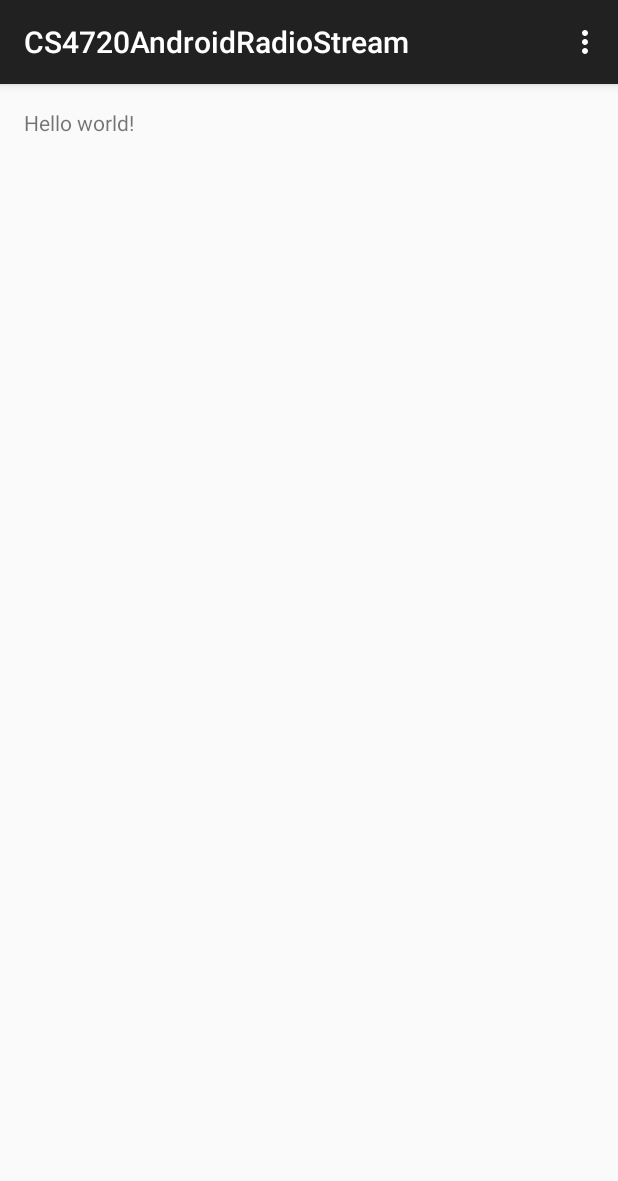
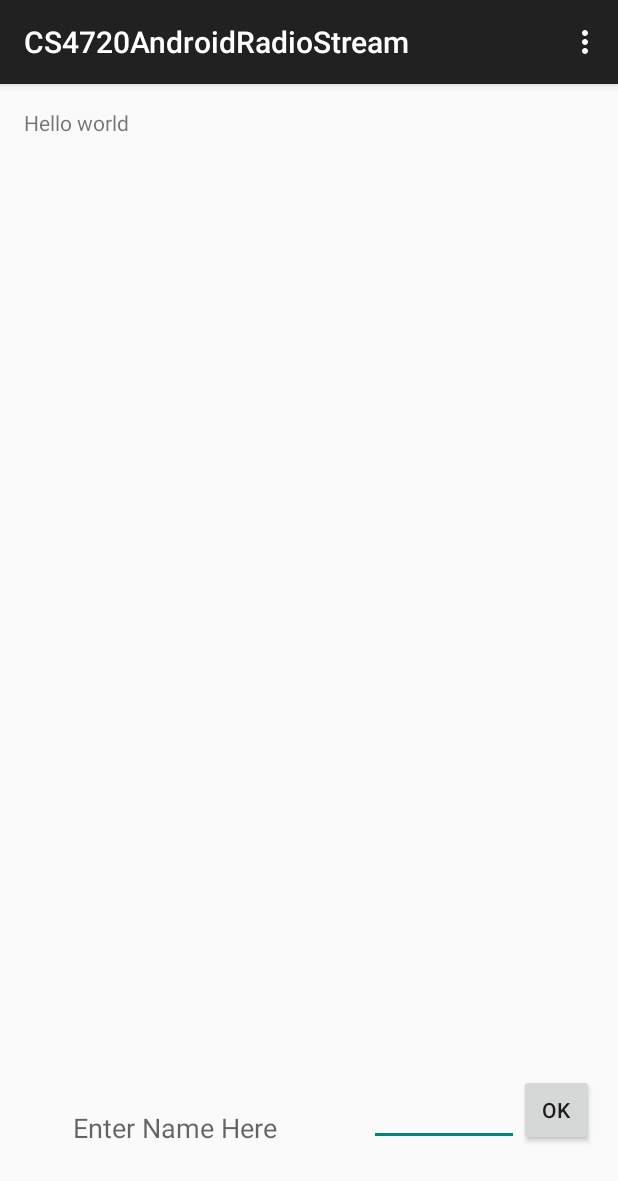
Before and after one commit to ajk9ha/CS4720AndroidRadioStream, an Android app: the screen it shows after launch (MainActivity), on a phone screen of 412 x 824 dp. Shown: the top 1181 px of the screen. Run offline under Robolectric (Android 15) with nearby library versions, the phone set to English and light mode, and no system bars.

Commit message:
Added user input functionality takes input in the box and changes the "world" in "hello world" to the name entered

```diff
--- a/app/build.gradle
+++ b/app/build.gradle
@@ -12,6 +12,9 @@ android {
         versionName "1.0"
     }
     buildTypes {
+        debug{
+            debuggable true
+        }
         release {
             minifyEnabled false
             proguardFiles getDefaultProguardFile('proguard-android.txt'), 'proguard-rules.pro'
--- a/app/src/main/AndroidManifest.xml
+++ b/app/src/main/AndroidManifest.xml
@@ -9,7 +9,7 @@
         android:allowBackup="true"
         android:icon="@mipmap/ic_launcher"
         android:label="@string/app_name"
-        android:theme="@style/AppTheme" >
+        android:theme="@style/AppTheme">
         <activity
             android:name=".MainActivity"
             android:label="@string/app_name" >
--- a/app/src/main/java/cs4720/cs/virginia/edu/cs4720androidradiostream/MainActivity.java
+++ b/app/src/main/java/cs4720/cs/virginia/edu/cs4720androidradiostream/MainActivity.java
@@ -5,7 +5,10 @@ import android.support.v7.app.AppCompatActivity;
 import android.os.Bundle;
 import android.view.Menu;
 import android.view.MenuItem;
-
+import android.view.View;
+import android.widget.Button;
+import android.widget.EditText;
+import android.widget.TextView;
 import com.google.android.gms.common.ConnectionResult;
 import com.google.android.gms.common.api.GoogleApiClient;
 import com.google.android.gms.location.LocationServices;
@@ -13,9 +16,14 @@ import com.google.android.gms.location.LocationServices;
 import static com.google.android.gms.location.LocationServices.API;
 
 public class MainActivity extends AppCompatActivity implements GoogleApiClient.ConnectionCallbacks, GoogleApiClient.OnConnectionFailedListener {
+    private Button name;
+    private EditText textField;
+    private TextView helloText;
+
 
     @Override
     protected void onCreate(Bundle savedInstanceState) {
+
         super.onCreate(savedInstanceState);
         setContentView(R.layout.activity_main);
 
@@ -24,6 +32,16 @@ public class MainActivity extends AppCompatActivity implements GoogleApiClient.C
                 .addOnConnectionFailedListener(this)
                 .addApi(LocationServices.API)
                 .build();
+        name = (Button) findViewById(R.id.button);
+        textField = (EditText) findViewById(R.id.editText);
+        helloText = (TextView) findViewById(R.id.textView2);
+
+        name.setOnClickListener(new View.OnClickListener() {
+                                    public void onClick(View v) {
+                                        helloText.setText(textField.getText());
+                                    }
+                                }
+        );
     }
 
     @Override
--- a/app/src/main/res/layout/activity_main.xml
+++ b/app/src/main/res/layout/activity_main.xml
@@ -3,9 +3,50 @@
     android:layout_height="match_parent" android:paddingLeft="@dimen/activity_horizontal_margin"
     android:paddingRight="@dimen/activity_horizontal_margin"
     android:paddingTop="@dimen/activity_vertical_margin"
-    android:paddingBottom="@dimen/activity_vertical_margin" tools:context=".MainActivity">
+    android:paddingBottom="@dimen/activity_vertical_margin" tools:context=".MainActivity"
+    android:id="@+id/R">
 
-    <TextView android:text="@string/hello_world" android:layout_width="wrap_content"
-        android:layout_height="wrap_content" />
+    <TextView android:text="Hello " android:layout_width="wrap_content"
+        android:layout_height="wrap_content"
+        android:id="@+id/textView" />
+
+    <EditText
+        android:layout_width="wrap_content"
+        android:layout_height="wrap_content"
+        android:id="@+id/editText"
+        android:layout_marginBottom="44dp"
+        android:inputType="text"
+        android:width="100dp"
+        android:layout_alignParentBottom="true"
+        android:layout_toStartOf="@+id/button" />
+
+    <TextView
+        android:layout_width="wrap_content"
+        android:layout_height="wrap_content"
+        android:textAppearance="?android:attr/textAppearanceMedium"
+        android:text="Enter Name Here"
+        android:id="@+id/name_entry"
+        android:layout_alignBottom="@+id/editText"
+        android:layout_alignParentEnd="true"
+        android:layout_marginEnd="211dp" />
+
+    <Button
+        style="?android:attr/buttonStyleSmall"
+        android:layout_width="wrap_content"
+        android:layout_height="wrap_content"
+        android:text="OK"
+        android:id="@+id/button"
+        android:layout_alignBottom="@+id/editText"
+        android:layout_alignParentEnd="true"
+        android:width="50dp" />
+
+    <TextView
+        android:layout_width="wrap_content"
+        android:layout_height="wrap_content"
+        android:textAppearance="?android:attr/textAppearanceSmall"
+        android:text="@string/world"
+        android:id="@+id/textView2"
+        android:layout_alignParentTop="true"
+        android:layout_toEndOf="@+id/textView" />
 
 </RelativeLayout>
--- a/app/src/main/res/values/strings.xml
+++ b/app/src/main/res/values/strings.xml
@@ -3,4 +3,6 @@
 
     <string name="hello_world">Hello world!</string>
     <string name="action_settings">Settings</string>
+    <string name="Hello">Hello</string>
+    <string name="world">world</string>
 </resources>
```
Also changed, not shown: 1 other file.
